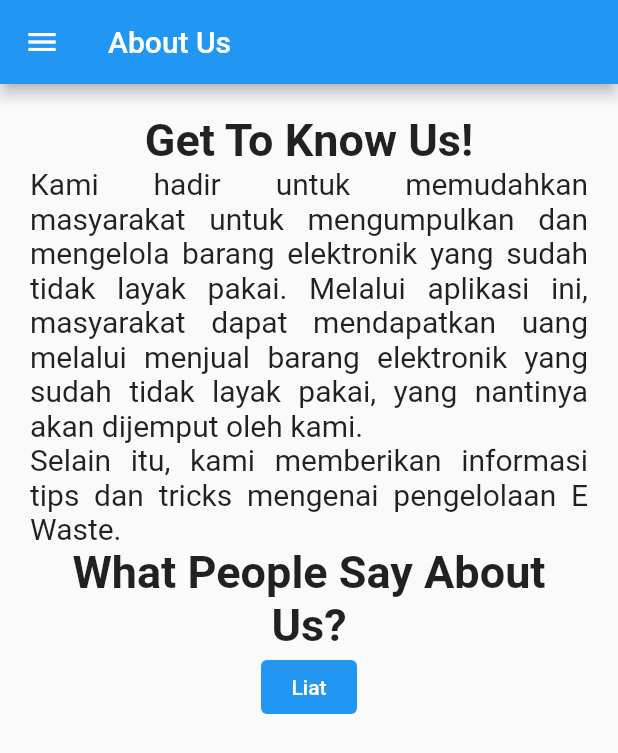
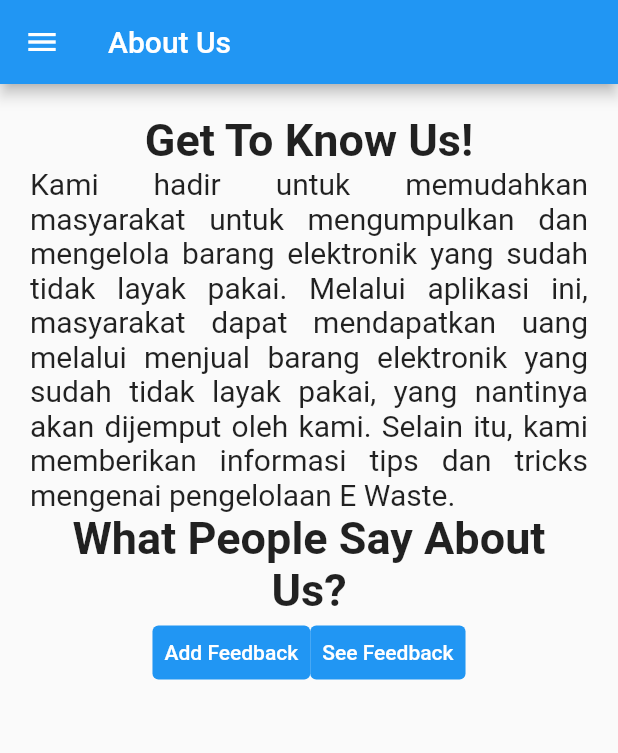
Before and after one commit to E-Waste-Bank/E-Waste-Bank-Mobile, a Flutter app: the screen it shows after launch, in the side drawer, after a tap on "About Us", on a phone screen of 412 x 824 dp. Shown: the top 753 px of the screen. Run offline on Flutter 3.47's test engine with Material 2 defaults, Android fonts, the light colour scheme and no system bars.

Commit message:
fix layout

```diff
--- a/about_us/lib/about_us.dart
+++ b/about_us/lib/about_us.dart
@@ -1,6 +1,7 @@
 import 'package:e_waste_bank_mobile/drawer.dart';
 import 'package:flutter/material.dart';
 import 'package:about_us/page/list_feedback.dart';
+import 'package:about_us/page/add_feedack.dart';
 
 class AboutUsPage extends StatefulWidget {
   const AboutUsPage({Key? key}) : super(key: key);
@@ -41,7 +42,7 @@ class _AboutUsPageState extends State<AboutUsPage> {
                           ),
                         ),
                         Text(
-                          "Kami hadir untuk memudahkan masyarakat untuk mengumpulkan dan mengelola barang elektronik yang sudah tidak layak pakai. Melalui aplikasi ini, masyarakat dapat mendapatkan uang melalui menjual barang elektronik yang sudah tidak layak pakai, yang nantinya akan dijemput oleh kami. \nSelain itu, kami memberikan informasi tips dan tricks mengenai pengelolaan E Waste.",
+                          "Kami hadir untuk memudahkan masyarakat untuk mengumpulkan dan mengelola barang elektronik yang sudah tidak layak pakai. Melalui aplikasi ini, masyarakat dapat mendapatkan uang melalui menjual barang elektronik yang sudah tidak layak pakai, yang nantinya akan dijemput oleh kami. Selain itu, kami memberikan informasi tips dan tricks mengenai pengelolaan E Waste.",
                           textAlign: TextAlign.justify,
                           style: TextStyle(
                             fontSize: 20,
@@ -55,6 +56,24 @@ class _AboutUsPageState extends State<AboutUsPage> {
                             fontSize: 30,
                           ),
                         ),
+                        Row(
+                          mainAxisAlignment: MainAxisAlignment.center,
+                          children: [
+                            TextButton(
+                              style: ButtonStyle(
+                                backgroundColor: MaterialStateProperty.all(Colors.blue),
+                              ),
+                              onPressed: () {
+                                Navigator.push(
+                                context,
+                                MaterialPageRoute(builder: (context) => const AddFeedbackPage()),
+                              );
+                              },
+                              child: const Text(
+                                "Add Feedback",
+                                style: TextStyle(color: Colors.white),
+                              ),
+                            ),
                             TextButton(
                               style: ButtonStyle(
                                 backgroundColor: MaterialStateProperty.all(Colors.blue),
@@ -66,9 +85,11 @@ class _AboutUsPageState extends State<AboutUsPage> {
                               );
                               },
                               child: const Text(
-                            "Liat",
+                                "See Feedback",
                                 style: TextStyle(color: Colors.white),
                               ),
+                            ),
+                          ],
                         ),
                       ],
                     ),
```
Also changed, not shown: about_us/lib/page/add_feedack.dart (+8 -1 lines), about_us/lib/page/list_feedback.dart (+16 -42 lines). Lines whose indentation alone changed are shown as unchanged.
